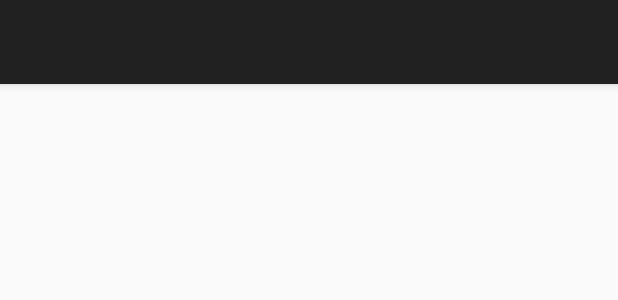
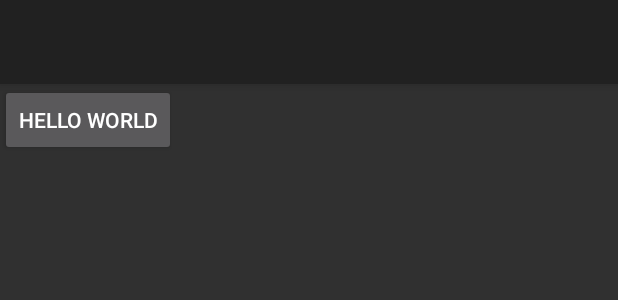
Before and after one commit to m-wild/android-vpn, an Android app: the layout activity_main.xml on its own in the app's theme, with its tools: preview values and no code run, on a phone screen of 412 x 824 dp. Shown: the top 300 px of the screen. Run offline under Robolectric (Android 15) with nearby library versions, the phone set to English and light mode, and no system bars.

Commit message:
Fix issues with scaffolding

```diff
--- a/app/src/main/java/me/mwild/vpn/VpnModule.java
+++ b/app/src/main/java/me/mwild/vpn/VpnModule.java
@@ -8,10 +8,12 @@ import dagger.Module;
 import dagger.Provides;
 import me.mwild.vpn.VpnApp;
 import me.mwild.vpn.data.DataModule;
+import me.mwild.vpn.ui.UiModule;
 
 @Module(
         includes = {
-                DataModule.class
+                DataModule.class,
+                UiModule.class
         },
         injects = {
                 VpnApp.class
--- a/app/src/main/java/me/mwild/vpn/data/DataModule.java
+++ b/app/src/main/java/me/mwild/vpn/data/DataModule.java
@@ -14,7 +14,7 @@ import me.mwild.vpn.R;
         complete = false,
         library = true
 )
-public class DataModule {
+public final class DataModule {
 
     @Provides @Singleton
     SharedPreferences provideSharedPreferences(Application app) {
--- a/app/src/main/java/me/mwild/vpn/ui/MainActivity.java
+++ b/app/src/main/java/me/mwild/vpn/ui/MainActivity.java
@@ -18,8 +18,8 @@ public class MainActivity extends AppCompatActivity {
 
 
     @Override
-    public void onCreate(Bundle savedInstanceState, PersistableBundle persistentState) {
-        super.onCreate(savedInstanceState, persistentState);
+    public void onCreate(Bundle savedInstanceState) {
+        super.onCreate(savedInstanceState);
         setContentView(R.layout.activity_main);
 
         ButterKnife.inject(this);
--- a/app/src/main/res/layout/activity_main.xml
+++ b/app/src/main/res/layout/activity_main.xml
@@ -1,27 +1,36 @@
 <?xml version="1.0" encoding="utf-8"?>
-<android.support.design.widget.CoordinatorLayout
+<LinearLayout
     xmlns:android="http://schemas.android.com/apk/res/android"
+    xmlns:app="http://schemas.android.com/apk/res-auto"
     android:orientation="vertical"
     android:layout_width="match_parent"
     android:layout_height="match_parent">
 
-
     <android.support.design.widget.AppBarLayout
-        android:layout_height="wrap_content"
-        android:layout_width="match_parent">
-
+        android:layout_width="match_parent"
+        android:layout_height="wrap_content">
         <android.support.v7.widget.Toolbar
             android:id="@+id/toolbar"
             android:layout_width="match_parent"
             android:layout_height="wrap_content"
-            android:minHeight="?attr/actionBarSize">
-
-
-        </android.support.v7.widget.Toolbar>
-
+            android:fitsSystemWindows="true"
+            android:minHeight="?attr/actionBarSize"
+            />
     </android.support.design.widget.AppBarLayout>
 
 
 
+        <Button
+            android:id="@+id/button_connect"
+            android:layout_width="wrap_content"
+            android:layout_height="wrap_content"
+            android:text="Hello World"/>
 
-</android.support.design.widget.CoordinatorLayout>
+
+
+
+
+
+
+
+</LinearLayout>
--- /dev/null
+++ b/app/src/main/res/values-v19/styles.xml
@@ -0,0 +1,9 @@
+<?xml version="1.0" encoding="utf-8"?>
+<resources>
+
+    <style name="AppTheme" parent="Base.AppTheme">
+        <!-- only add api19+ specific styling here -->
+        <item name="android:windowTranslucentStatus">true</item>
+    </style>
+
+</resources>
--- a/app/src/main/res/values/styles.xml
+++ b/app/src/main/res/values/styles.xml
@@ -1,8 +1,15 @@
 <resources>
 
-    <!-- Base application theme. -->
-    <style name="AppTheme" parent="Theme.AppCompat.Light.DarkActionBar">
-        <!-- Customize your theme here. -->
+
+    <style name="AppTheme" parent="Base.AppTheme">
+        <!-- only add pre-api19 styling here -->
+    </style>
+
+
+    <style name="Base.AppTheme" parent="Theme.AppCompat.NoActionBar">
+        <!--<item name="colorAccent">@color/accent</item>-->
+        <!--<item name="colorPrimary">@color/primary</item>-->
+        <!--<item name="colorPrimaryDark">@color/primary_dark</item>-->
     </style>
 
 </resources>
```
Also changed, not shown: app/src/main/java/me/mwild/vpn/ui/UiModule.java (added, +15 -0 lines), 2 other files.
